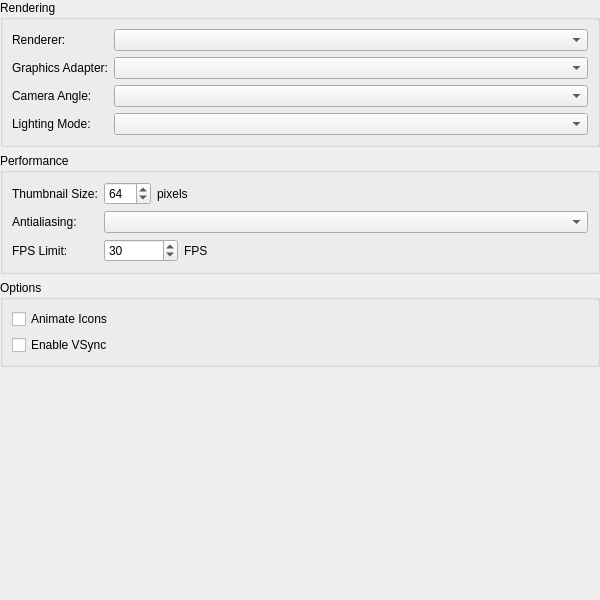
Above: src/ui/Settings/GraphicsSettingsWidget.ui from PCSX2/myMCpp before the change. Below: the same form after it.
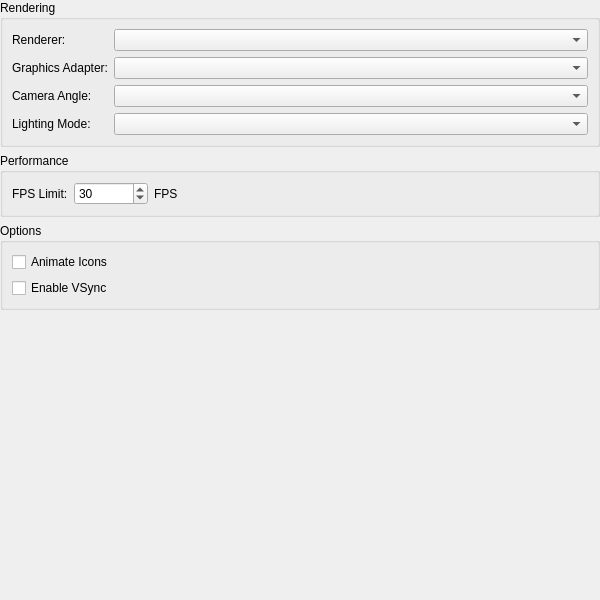
That is the form after the change.

```diff
--- a/src/ui/Settings/GraphicsSettingsWidget.ui
+++ b/src/ui/Settings/GraphicsSettingsWidget.ui
@@ -97,69 +97,6 @@
      </property>
      <layout class="QFormLayout" name="formLayout2">
       <item row="0" column="0">
-       <widget class="QLabel" name="thumbnailSizeLabel">
-        <property name="text">
-         <string>Thumbnail Size:</string>
-        </property>
-        <property name="buddy">
-         <cstring>thumbnailSizeSpinner</cstring>
-        </property>
-       </widget>
-      </item>
-      <item row="0" column="1">
-       <layout class="QHBoxLayout" name="horizontalLayout">
-        <item>
-         <widget class="QSpinBox" name="thumbnailSizeSpinner">
-          <property name="minimum">
-           <number>32</number>
-          </property>
-          <property name="maximum">
-           <number>256</number>
-          </property>
-          <property name="singleStep">
-           <number>16</number>
-          </property>
-          <property name="value">
-           <number>64</number>
-          </property>
-         </widget>
-        </item>
-        <item>
-         <widget class="QLabel" name="pixelsLabel">
-          <property name="text">
-           <string>pixels</string>
-          </property>
-         </widget>
-        </item>
-        <item>
-         <spacer name="horizontalSpacer">
-          <property name="orientation">
-           <enum>Qt::Orientation::Horizontal</enum>
-          </property>
-          <property name="sizeHint" stdset="0">
-           <size>
-            <width>40</width>
-            <height>20</height>
-           </size>
-          </property>
-         </spacer>
-        </item>
-       </layout>
-      </item>
-      <item row="1" column="0">
-       <widget class="QLabel" name="antialiasingLabel">
-        <property name="text">
-         <string>Antialiasing:</string>
-        </property>
-        <property name="buddy">
-         <cstring>antialiasingCombo</cstring>
-        </property>
-       </widget>
-      </item>
-      <item row="1" column="1">
-       <widget class="QComboBox" name="antialiasingCombo"/>
-      </item>
-      <item row="2" column="0">
        <widget class="QLabel" name="fpsLimitLabel">
         <property name="text">
          <string>FPS Limit:</string>
@@ -169,7 +106,7 @@
         </property>
        </widget>
       </item>
-      <item row="2" column="1">
+      <item row="0" column="1">
        <layout class="QHBoxLayout" name="horizontalLayout2">
         <item>
          <widget class="QSpinBox" name="fpsLimitSpinner">
```
Left out of the diff: 2 changed lines with no effect on the pictures.
